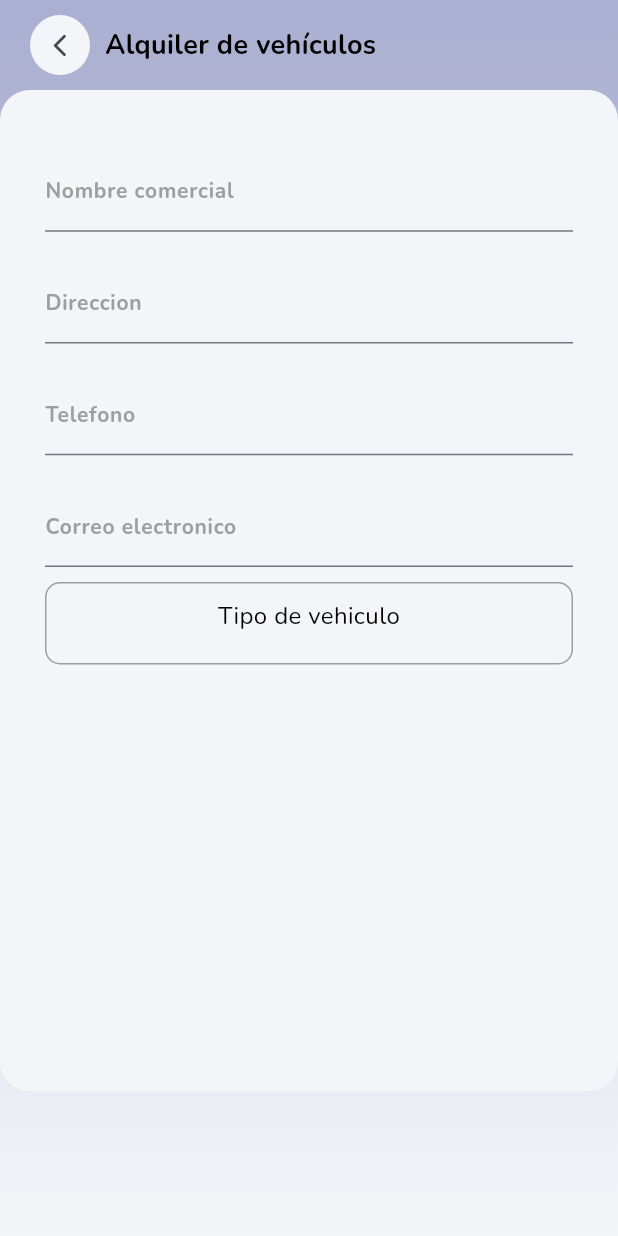
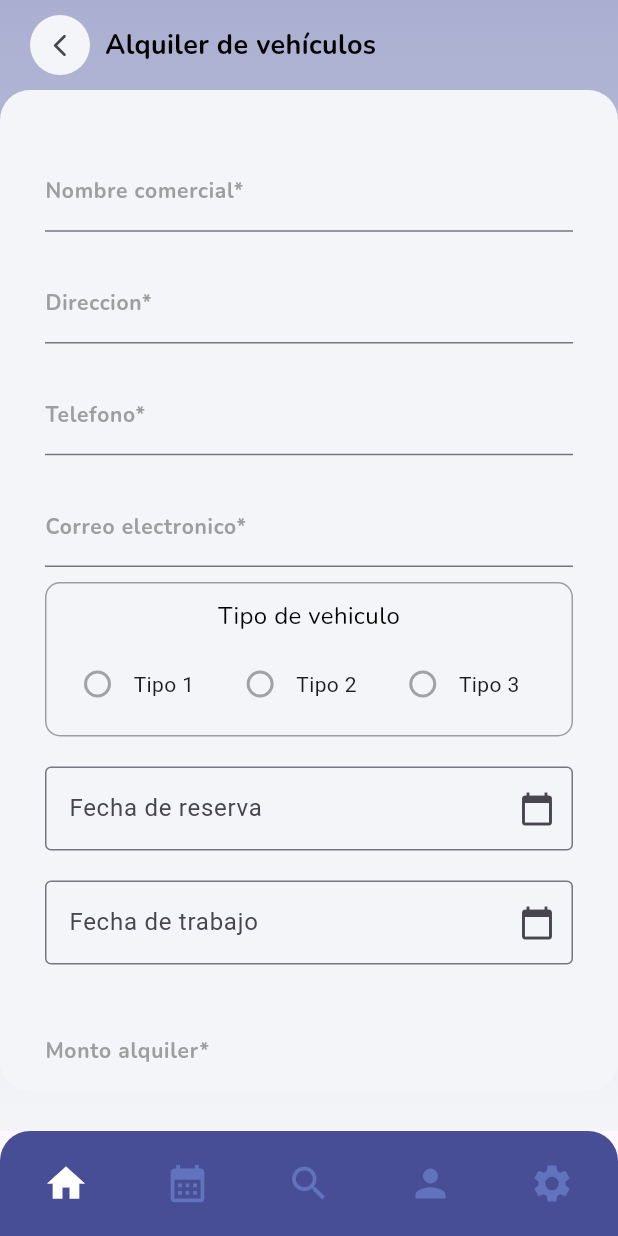
Before and after one commit to RicardoVillamar/ClientService, a Flutter app: the RegistroAlquiler screen opened directly, on a phone screen of 412 x 824 dp. Run offline on Flutter 3.47's test engine with Material 3 defaults, Android fonts, the phone set to English and light mode, and no system bars; our stand-ins replace google_fonts, image_picker.

Commit message:
add: service-registers module complete design

```diff
--- a/lib/view/servicio/registro_alquiler.dart
+++ b/lib/view/servicio/registro_alquiler.dart
@@ -1,7 +1,10 @@
 import 'package:client_service/utils/colors.dart';
 import 'package:client_service/utils/font.dart';
+import 'package:client_service/view/widgets/shared/button.dart';
 import 'package:client_service/view/widgets/shared/inputs.dart';
+import 'package:client_service/view/widgets/shared/toolbar.dart';
 import 'package:flutter/material.dart';
+import 'package:intl/intl.dart';
 
 class RegistroAlquiler extends StatefulWidget {
   const RegistroAlquiler({super.key});
@@ -15,6 +18,50 @@ class _RegistroAlquilerState extends State<RegistroAlquiler> {
   final TextEditingController _direccion = TextEditingController();
   final TextEditingController _telefono = TextEditingController();
   final TextEditingController _correo = TextEditingController();
+
+  // Date picker
+  final TextEditingController _dateController = TextEditingController();
+
+  Future<void> _selectDate(BuildContext context) async {
+    final DateTime? picked = await showDatePicker(
+      context: context,
+      initialDate: DateTime.now(),
+      firstDate: DateTime(2000),
+      lastDate: DateTime(2100),
+    );
+    if (picked != null) {
+      final formattedDate = DateFormat('dd/MM/yyyy').format(picked);
+      setState(() {
+        _dateController.text = formattedDate;
+      });
+    }
+  }
+
+  // Date picker
+  final TextEditingController _dateControllerTrabajo = TextEditingController();
+
+  Future<void> _selectDateTrabajo(BuildContext context) async {
+    final DateTime? picked = await showDatePicker(
+      context: context,
+      initialDate: DateTime.now(),
+      firstDate: DateTime(2000),
+      lastDate: DateTime(2100),
+    );
+    if (picked != null) {
+      final formattedDate = DateFormat('dd/MM/yyyy').format(picked);
+      setState(() {
+        _dateController.text = formattedDate;
+      });
+    }
+  }
+
+  String? selectValue;
+  List<String> personal = [
+    'Tipo 1',
+    'Tipo 2',
+    'Tipo 3',
+    'Tipo 4',
+  ];
 
   @override
   Widget build(BuildContext context) {
@@ -68,25 +115,25 @@ class _RegistroAlquilerState extends State<RegistroAlquiler> {
                     child: Column(
                       children: [
                         TxtFields(
-                          label: 'Nombre comercial',
+                          label: 'Nombre comercial*',
                           controller: _nombreC,
                           screenWidth: screenWidth,
                           showCounter: false,
                         ),
                         TxtFields(
-                          label: 'Direccion',
+                          label: 'Direccion*',
                           controller: _direccion,
                           screenWidth: screenWidth,
                           showCounter: false,
                         ),
                         TxtFields(
-                          label: 'Telefono',
+                          label: 'Telefono*',
                           controller: _telefono,
                           screenWidth: screenWidth,
                           showCounter: false,
                         ),
                         TxtFields(
-                          label: 'Correo electronico',
+                          label: 'Correo electronico*',
                           controller: _correo,
                           screenWidth: screenWidth,
                           showCounter: false,
@@ -108,12 +155,90 @@ class _RegistroAlquilerState extends State<RegistroAlquiler> {
                               ),
                               const SizedBox(height: 10),
                               const Row(
-                                children: [],
+                                children: [
+                                  // radio buttons
+
+                                  Radio(
+                                    value: 1,
+                                    groupValue: 0,
+                                    onChanged: null,
+                                  ),
+                                  Text('Tipo 1'),
+
+                                  SizedBox(width: 20),
+                                  Radio(
+                                    value: 2,
+                                    groupValue: 0,
+                                    onChanged: null,
+                                  ),
+
+                                  Text('Tipo 2'),
+
+                                  SizedBox(width: 20),
+
+                                  Radio(
+                                    value: 3,
+                                    groupValue: 0,
+                                    onChanged: null,
+                                  ),
+
+                                  Text('Tipo 3'),
+                                ],
                               )
                             ],
                           ),
                         ),
                         const SizedBox(height: 20),
+                        TextFormField(
+                          controller: _dateController,
+                          readOnly: true,
+                          decoration: const InputDecoration(
+                            labelText: 'Fecha de reserva',
+                            suffixIcon: Icon(Icons.calendar_today),
+                            border: OutlineInputBorder(),
+                          ),
+                          onTap: () => _selectDate(context),
+                        ),
+                        const SizedBox(height: 20),
+                        TextFormField(
+                          controller: _dateControllerTrabajo,
+                          readOnly: true,
+                          decoration: const InputDecoration(
+                            labelText: 'Fecha de trabajo',
+                            suffixIcon: Icon(Icons.calendar_today),
+                            border: OutlineInputBorder(),
+                          ),
+                          onTap: () => _selectDateTrabajo(context),
+                        ),
+                        const SizedBox(height: 20),
+                        TxtFields(
+                          label: 'Monto alquiler*',
+                          controller: _nombreC,
+                          screenWidth: screenWidth,
+                          showCounter: false,
+                        ),
+                        const SizedBox(height: 20),
+                        DropdownButton(
+                          isExpanded: true,
+                          hint: Text(
+                            'Personal que asistió*',
+                            style: AppFonts.inputtext,
+                          ),
+                          value: selectValue,
+                          onChanged: (String? newValue) {
+                            setState(() {
+                              selectValue = newValue;
+                            });
+                          },
+                          items: personal.map((String value) {
+                            return DropdownMenuItem<String>(
+                              value: value,
+                              child: Text(value),
+                            );
+                          }).toList(),
+                        ),
+                        const SizedBox(height: 20),
+                        BtnElevated(text: 'Registro', onPressed: () {})
                       ],
                     ),
                   ),
@@ -123,6 +248,7 @@ class _RegistroAlquilerState extends State<RegistroAlquiler> {
           ],
         ),
       ),
+      bottomNavigationBar: const Toolbar(),
     );
   }
 }
```
